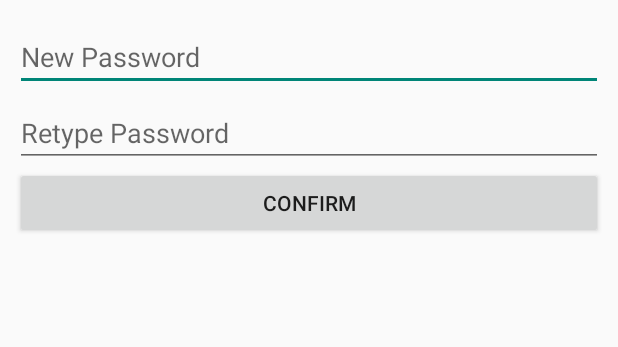
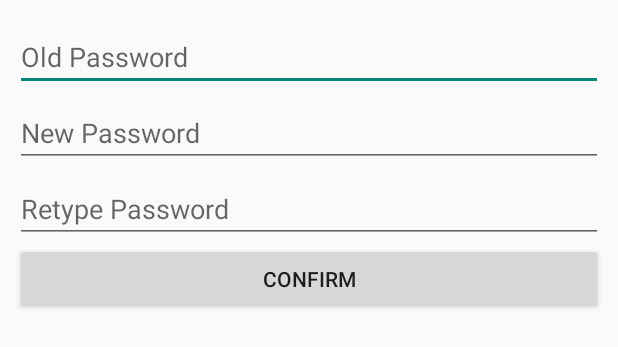
Before and after one commit to piax93/tripzor_client, an Android app: the layout activity_password_change.xml on its own in the app's theme, with its tools: preview values and no code run, on a phone screen of 412 x 824 dp. Shown: the top 347 px of the screen. Run offline under Robolectric (Android 15) with nearby library versions, the phone set to English and light mode, and no system bars.

Commit message:
password change fixed

```diff
--- a/Tripzor/src/main/AndroidManifest.xml
+++ b/Tripzor/src/main/AndroidManifest.xml
@@ -49,7 +49,7 @@
         <activity
             android:name=".PasswordChange"
             android:label="@string/title_activity_password_change"
-            android:theme="@style/Theme.AppCompat.Dialog" >
+            android:theme="@style/Theme.AppCompat.Light.Dialog" >
         </activity>
         <activity
             android:name=".AddTrip"
--- a/Tripzor/src/main/res/layout/activity_password_change.xml
+++ b/Tripzor/src/main/res/layout/activity_password_change.xml
@@ -7,15 +7,24 @@
     tools:context="${relativePackage}.${activityClass}" >
 
     <EditText
+            android:id="@+id/old_password"
+            android:layout_width="match_parent"
+            android:layout_height="wrap_content"
+            android:layout_marginTop="5dp"
+            android:minEms="999"
+            android:hint="@string/old_password"
+            android:inputType="textPassword" >
+        <requestFocus />
+    </EditText>
+
+    <EditText
         android:id="@+id/new_password"
         android:layout_width="match_parent"
         android:layout_height="wrap_content"
         android:layout_marginTop="5dp"
         android:minEms="999"
         android:hint="@string/new_password"
-        android:inputType="textPassword" >
-        <requestFocus />
-    </EditText>
+        android:inputType="textPassword" />
 
     <EditText
         android:id="@+id/new_password_confirm"
--- a/Tripzor/src/main/res/values/strings.xml
+++ b/Tripzor/src/main/res/values/strings.xml
@@ -21,5 +21,6 @@
     <string name="closeDrawer">closeDrawer</string>
     <string name="openDrawer">openDrawer</string>
     <string name="info">Info</string>
+    <string name="old_password">Old Password</string>
 
 </resources>
```
Also changed, not shown: Tripzor/src/main/java/com/ifalot/tripzor/main/PasswordChange.java (+12 -4 lines).
